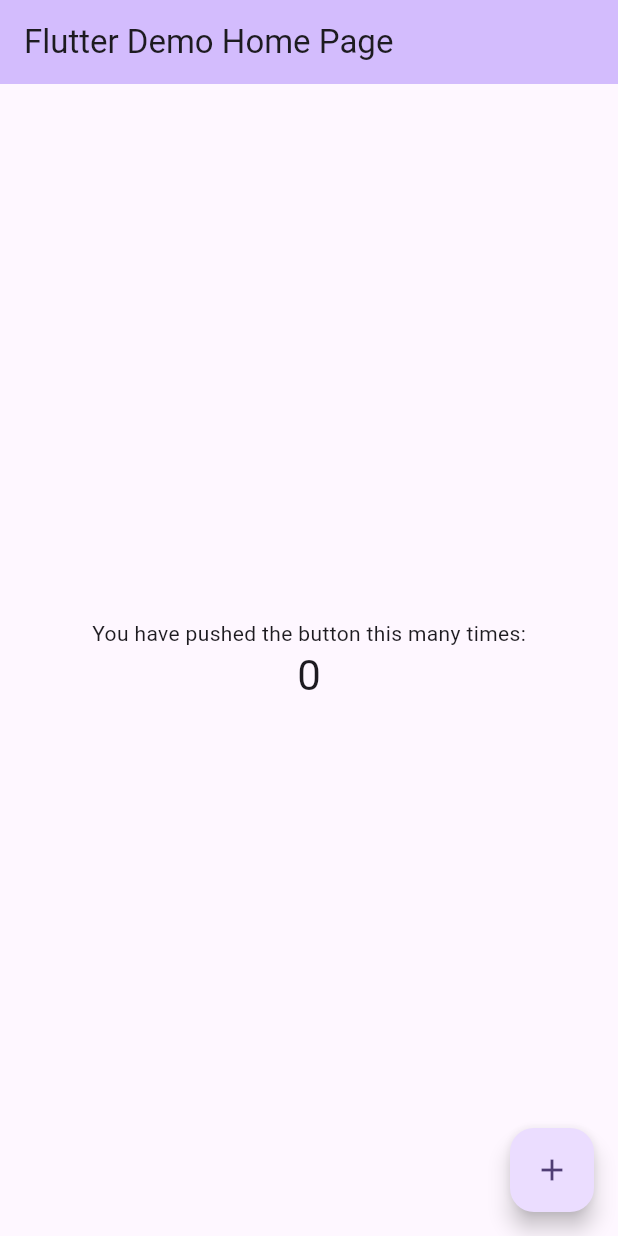
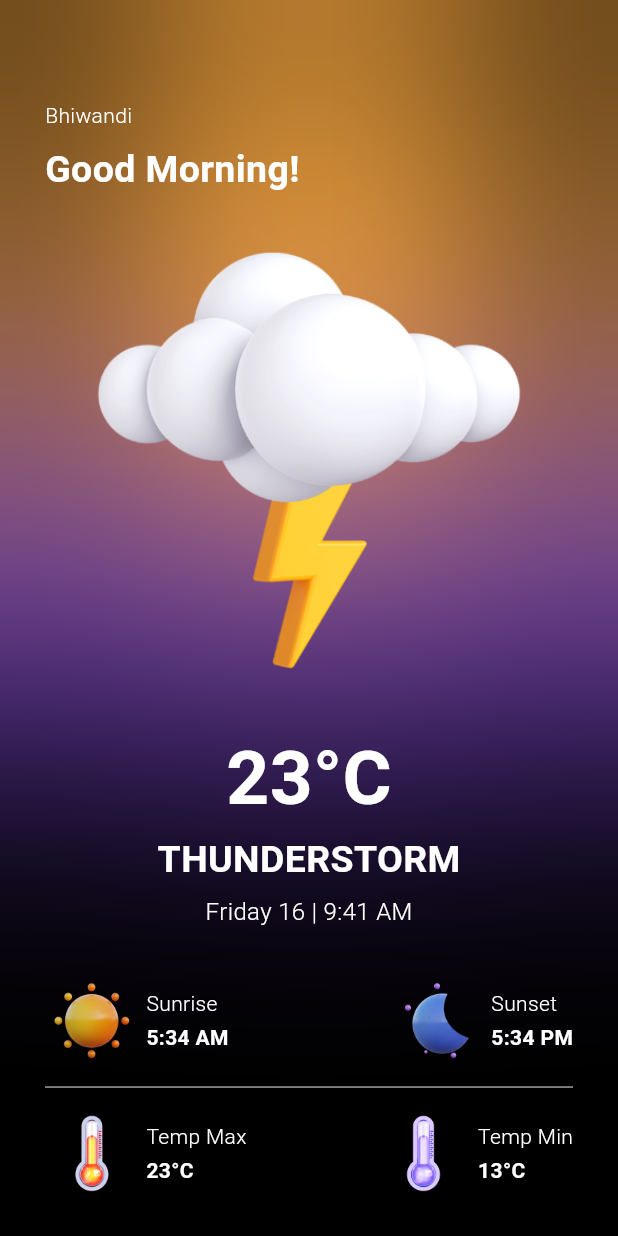
Before and after one commit to manishdusa/Weather_app, a Flutter app: the screen it shows after launch, on a phone screen of 412 x 824 dp. Run offline on Flutter 3.47's test engine with Material 3 defaults, Android fonts, the phone set to English and light mode, and no system bars; our stand-ins replace bloc.

Commit message:
almost done half of it

```diff
--- /dev/null
+++ b/lib/bloc/weather_bloc_bloc.dart
@@ -0,0 +1,13 @@
+import 'package:bloc/bloc.dart';
+import 'package:meta/meta.dart';
+
+part 'weather_bloc_event.dart';
+part 'weather_bloc_state.dart';
+
+class WeatherBlocBloc extends Bloc<WeatherBlocEvent, WeatherBlocState> {
+  WeatherBlocBloc() : super(WeatherBlocInitial()) {
+    on<WeatherBlocEvent>((event, emit) {
+      // TODO: implement event handler
+    });
+  }
+}
--- /dev/null
+++ b/lib/bloc/weather_bloc_event.dart
@@ -0,0 +1,4 @@
+part of 'weather_bloc_bloc.dart';
+
+@immutable
+sealed class WeatherBlocEvent {}
--- /dev/null
+++ b/lib/bloc/weather_bloc_state.dart
@@ -0,0 +1,6 @@
+part of 'weather_bloc_bloc.dart';
+
+@immutable
+sealed class WeatherBlocState {}
+
+final class WeatherBlocInitial extends WeatherBlocState {}
--- a/lib/main.dart
+++ b/lib/main.dart
@@ -1,4 +1,5 @@
 import 'package:flutter/material.dart';
+import 'package:weather_app/screens/home_screen.dart';
 
 void main() {
   runApp(const MyApp());
@@ -10,116 +11,9 @@ class MyApp extends StatelessWidget {
   // This widget is the root of your application.
   @override
   Widget build(BuildContext context) {
-    return MaterialApp(
-      title: 'Flutter Demo',
-      theme: ThemeData(
-        // This is the theme of your application.
-        //
-        // TRY THIS: Try running your application with "flutter run". You'll see
-        // the application has a purple toolbar. Then, without quitting the app,
-        // try changing the seedColor in the colorScheme below to Colors.green
-        // and then invoke "hot reload" (save your changes or press the "hot
-        // reload" button in a Flutter-supported IDE, or press "r" if you used
-        // the command line to start the app).
-        //
-        // Notice that the counter didn't reset back to zero; the application
-        // state is not lost during the reload. To reset the state, use hot
-        // restart instead.
-        //
-        // This works for code too, not just values: Most code changes can be
-        // tested with just a hot reload.
-        colorScheme: ColorScheme.fromSeed(seedColor: Colors.deepPurple),
-        useMaterial3: true,
-      ),
-      home: const MyHomePage(title: 'Flutter Demo Home Page'),
+    return const MaterialApp(
+      debugShowCheckedModeBanner: false,
+      home: HomeScreen()
     );
   }
 }
-
-class MyHomePage extends StatefulWidget {
-  const MyHomePage({super.key, required this.title});
-
-  // This widget is the home page of your application. It is stateful, meaning
-  // that it has a State object (defined below) that contains fields that affect
-  // how it looks.
-
-  // This class is the configuration for the state. It holds the values (in this
-  // case the title) provided by the parent (in this case the App widget) and
-  // used by the build method of the State. Fields in a Widget subclass are
-  // always marked "final".
-
-  final String title;
-
-  @override
-  State<MyHomePage> createState() => _MyHomePageState();
-}
-
-class _MyHomePageState extends State<MyHomePage> {
-  int _counter = 0;
-
-  void _incrementCounter() {
-    setState(() {
-      // This call to setState tells the Flutter framework that something has
-      // changed in this State, which causes it to rerun the build method below
-      // so that the display can reflect the updated values. If we changed
-      // _counter without calling setState(), then the build method would not be
-      // called again, and so nothing would appear to happen.
-      _counter++;
-    });
-  }
-
-  @override
-  Widget build(BuildContext context) {
-    // This method is rerun every time setState is called, for instance as done
-    // by the _incrementCounter method above.
-    //
-    // The Flutter framework has been optimized to make rerunning build methods
-    // fast, so that you can just rebuild anything that needs updating rather
-    // than having to individually change instances of widgets.
-    return Scaffold(
-      appBar: AppBar(
-        // TRY THIS: Try changing the color here to a specific color (to
-        // Colors.amber, perhaps?) and trigger a hot reload to see the AppBar
-        // change color while the other colors stay the same.
-        backgroundColor: Theme.of(context).colorScheme.inversePrimary,
-        // Here we take the value from the MyHomePage object that was created by
-        // the App.build method, and use it to set our appbar title.
-        title: Text(widget.title),
-      ),
-      body: Center(
-        // Center is a layout widget. It takes a single child and positions it
-        // in the middle of the parent.
-        child: Column(
-          // Column is also a layout widget. It takes a list of children and
-          // arranges them vertically. By default, it sizes itself to fit its
-          // children horizontally, and tries to be as tall as its parent.
-          //
-          // Column has various properties to control how it sizes itself and
-          // how it positions its children. Here we use mainAxisAlignment to
-          // center the children vertically; the main axis here is the vertical
-          // axis because Columns are vertical (the cross axis would be
-          // horizontal).
-          //
-          // TRY THIS: Invoke "debug painting" (choose the "Toggle Debug Paint"
-          // action in the IDE, or press "p" in the console), to see the
-          // wireframe for each widget.
-          mainAxisAlignment: MainAxisAlignment.center,
-          children: <Widget>[
-            const Text(
-              'You have pushed the button this many times:',
-            ),
-            Text(
-              '$_counter',
-              style: Theme.of(context).textTheme.headlineMedium,
-            ),
-          ],
-        ),
-      ),
-      floatingActionButton: FloatingActionButton(
-        onPressed: _incrementCounter,
-        tooltip: 'Increment',
-        child: const Icon(Icons.add),
-      ), // This trailing comma makes auto-formatting nicer for build methods.
-    );
-  }
-}
--- /dev/null
+++ b/lib/screens/home_screen.dart
@@ -0,0 +1,255 @@
+import "dart:ui";
+
+import "package:flutter/material.dart";
+import "package:flutter/rendering.dart";
+import "package:flutter/services.dart";
+
+class HomeScreen extends StatelessWidget {
+  const HomeScreen({super.key});
+
+  @override
+  Widget build(BuildContext context) {
+    return Scaffold(
+      backgroundColor: Colors.black,
+      extendBodyBehindAppBar: true,
+      appBar: AppBar(
+        backgroundColor: Colors.transparent,
+        elevation: 0,
+        systemOverlayStyle: SystemUiOverlayStyle(
+          statusBarBrightness: Brightness.dark,
+        ),
+      ),
+      body: Padding(
+        padding: const EdgeInsets.fromLTRB(30, 1.2 * kToolbarHeight, 30, 40),
+        child: SizedBox(
+          child: Stack(
+            children: [
+              Align(
+                alignment: AlignmentDirectional(3, -0.3),
+                child: Container(
+                  height: 300,
+                  width: 300,
+                  decoration: BoxDecoration(
+                    shape: BoxShape.circle,
+                    color: Colors.deepPurple,
+                  ),
+                ),
+              ),
+              Align(
+                alignment: AlignmentDirectional(-3, -0.3),
+                child: Container(
+                  height: 300,
+                  width: 300,
+                  decoration: BoxDecoration(
+                    shape: BoxShape.circle,
+                    color: Colors.deepPurple,
+                  ),
+                ),
+              ),
+              Align(
+                alignment: AlignmentDirectional(0, -1.2),
+                child: Container(
+                  height: 300,
+                  width: 300,
+                  decoration: BoxDecoration(
+                    shape: BoxShape.rectangle,
+                    color: Colors.orangeAccent,
+                  ),
+                ),
+              ),
+              BackdropFilter(
+                filter: ImageFilter.blur(sigmaX: 100.0, sigmaY: 100.0),
+                child: Container(
+                  decoration: BoxDecoration(
+                    color: Colors.transparent,
+                  ),
+                ),
+              ),
+              SizedBox(
+                width: MediaQuery.of(context).size.width,
+                height: MediaQuery.of(context).size.height,
+                child: Column(
+                  crossAxisAlignment: CrossAxisAlignment.start,
+                  children: [
+                    Text(
+                      "Bhiwandi",
+                      style: TextStyle(
+                        color: Colors.white,
+                        fontWeight: FontWeight.w300,
+                      ),
+                    ),
+                    SizedBox(
+                      height: 8,
+                    ),
+                    Text(
+                      "Good Morning!",
+                      style: TextStyle(
+                        color: Colors.white,
+                        fontWeight: FontWeight.bold,
+                        fontSize: 25,
+                      ),
+                    ),
+                    Image.asset('assets/1.png'),
+                    const Center(
+                      child: Text('23°C',
+                      style: TextStyle(
+                        color: Colors.white,
+                        fontWeight: FontWeight.bold,
+                        fontSize: 50,
+                      ),),
+                    ),
+                    const Center(
+                      child: Text('THUNDERSTORM',
+                      style: TextStyle(
+                        color: Colors.white,
+                        fontWeight: FontWeight.bold,
+                        fontSize: 25,
+                      ),),
+                    ),
+                    const SizedBox(height: 5,),
+                    const Center(
+                      child: Text('Friday 16 | 9:41 AM',
+                      style: TextStyle(
+                        color: Colors.white,
+                        fontWeight: FontWeight.w300,
+                        fontSize: 16,
+                      ),),
+                    ),
+                    const SizedBox(height: 30,),
+                    Row(
+                      mainAxisAlignment: MainAxisAlignment.spaceBetween,
+                      children: [
+                        Row(
+                          children: [
+                            Image.asset('assets/11.png',
+                            scale: 8,),
+                            const SizedBox(width: 5,),
+                            	Column(
+																		crossAxisAlignment: CrossAxisAlignment.start,
+																		children: [
+																			const Text(
+																				'Sunrise',
+																				style: TextStyle(
+																					color: Colors.white,
+																					fontWeight: FontWeight.w300
+																				),
+																			),
+																			const SizedBox(height: 3),
+																			Text(
+																				'5:34 AM',
+																				style: const TextStyle(
+																					color: Colors.white,
+																					fontWeight: FontWeight.w700
+																				),
+																			),
+																		],
+																	)
+                          ],
+                        ),
+                        Row(
+                          children: [
+                            Image.asset('assets/12.png',
+                            scale: 8,),
+                            const SizedBox(width: 5,),
+                            	Column(
+																		crossAxisAlignment: CrossAxisAlignment.start,
+																		children: [
+																			const Text(
+																				'Sunset',
+																				style: TextStyle(
+																					color: Colors.white,
+																					fontWeight: FontWeight.w300
+																				),
+																			),
+																			const SizedBox(height: 3),
+																			Text(
+																				'5:34 PM',
+																				style: const TextStyle(
+																					color: Colors.white,
+																					fontWeight: FontWeight.w700
+																				),
+																			),
+																		],
+																	)
+                          ],
+                        ),
+
+                      ],
+
+                    ),
+                    const Padding(padding: EdgeInsets.symmetric(vertical: 5.0),
+                        child: Divider(
+                          color: Colors.grey,
+                        ),),
+                        Row(
+                      mainAxisAlignment: MainAxisAlignment.spaceBetween,
+                      children: [
+                        Row(
+                          children: [
+                            Image.asset('assets/13.png',
+                            scale: 8,),
+                            const SizedBox(width: 5,),
+                            	Column(
+																		crossAxisAlignment: CrossAxisAlignment.start,
+																		children: [
+																			const Text(
+																				'Temp Max',
+																				style: TextStyle(
+																					color: Colors.white,
+																					fontWeight: FontWeight.w300
+																				),
+																			),
+																			const SizedBox(height: 3),
+																			Text(
+																				'23°C',
+																				style: const TextStyle(
+																					color: Colors.white,
+																					fontWeight: FontWeight.w700
+																				),
+																			),
+																		],
+																	)
+                          ],
+                        ),
+                        Row(
+                          children: [
+                            Image.asset('assets/14.png',
+                            scale: 8,),
+                            const SizedBox(width: 5,),
+                            	Column(
+																		crossAxisAlignment: CrossAxisAlignment.start,
+																		children: [
+																			const Text(
+																				'Temp Min',
+																				style: TextStyle(
+																					color: Colors.white,
+																					fontWeight: FontWeight.w300
+																				),
+																			),
+																			const SizedBox(height: 3),
+																			Text(
+																				'13°C',
+																				style: const TextStyle(
+																					color: Colors.white,
+																					fontWeight: FontWeight.w700
+																				),
+																			),
+																		],
+																	)
+                          ],
+                        ),
+
+                      ],
+
+                    ),
+
+                  ],
+                ),
+              )
+            ],
+          ),
+        ),
+      ),
+    );
+  }
+}
```
Also changed, not shown: pubspec.yaml (+10 -67 lines), assets/1.png (added), assets/11.png (added), assets/12.png (added), assets/13.png (added), assets/14.png (added), assets/2.png (added), assets/3.png (added), assets/4.png (added), assets/5.png (added), assets/6.png (added), assets/7.png (added), assets/8.png (added), assets/9.png (added), 2 more files, 4 other files.
